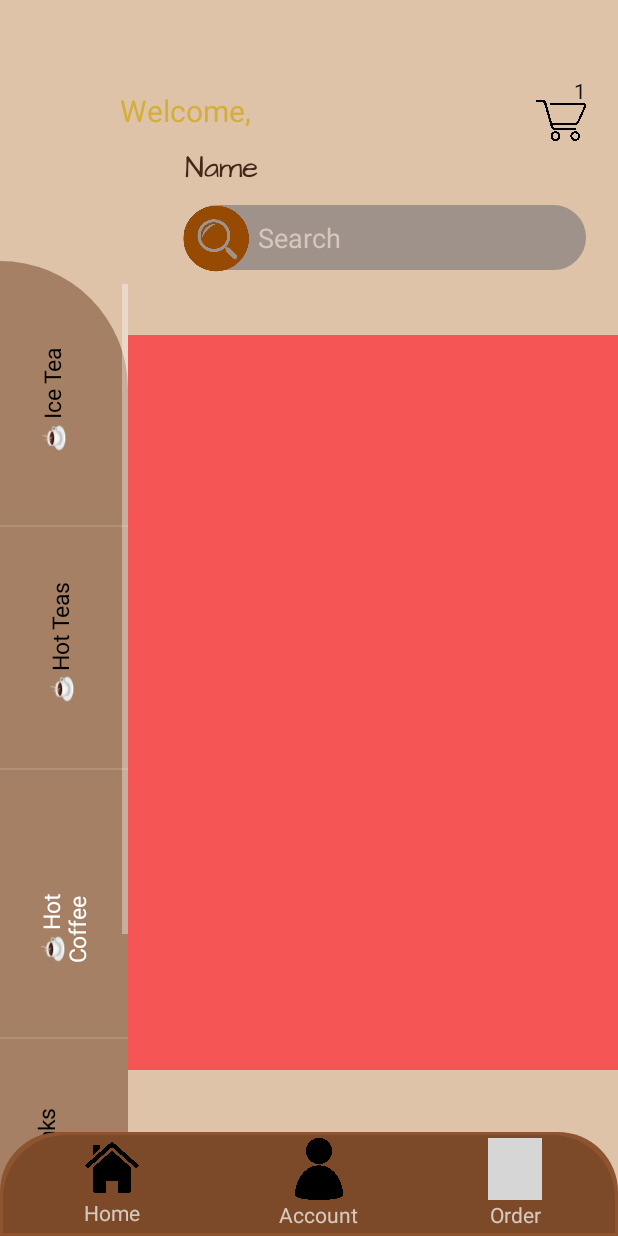
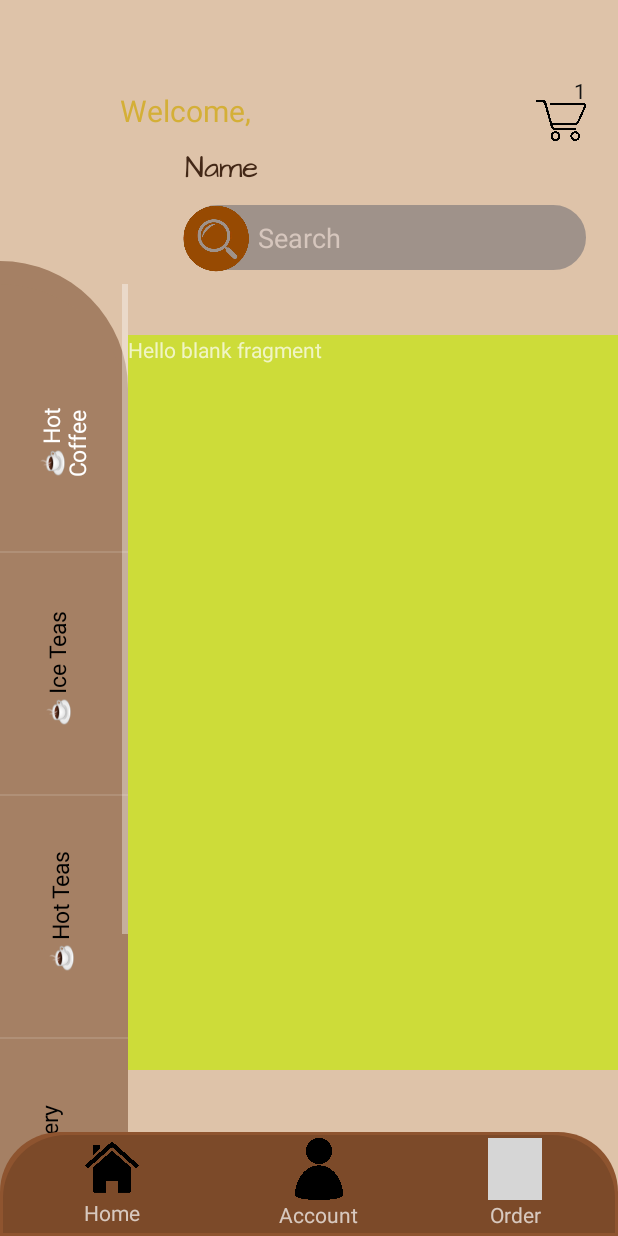
Before and after one commit to kilobyte1/byteDuo_Coffee_app, an Android app: the Menu screen opened directly, with no data from a screen before it, after a tap on an icon or button, on a phone screen of 412 x 824 dp. Run offline under Robolectric (Android 15) with nearby library versions, the phone set to English and light mode, and no system bars; Roboto replaces fonts that are not available here; 2 other taps on this screen came first; grey boxes are pictures that could not be loaded.

Commit message:
Changed layout to use fragment on the menu page.

```diff
--- /dev/null
+++ b/app/src/main/java/com/example/byteduo/HotCoffee.kt
@@ -0,0 +1,59 @@
+package com.example.byteduo
+
+import android.os.Bundle
+import androidx.fragment.app.Fragment
+import android.view.LayoutInflater
+import android.view.View
+import android.view.ViewGroup
+
+// TODO: Rename parameter arguments, choose names that match
+// the fragment initialization parameters, e.g. ARG_ITEM_NUMBER
+private const val ARG_PARAM1 = "param1"
+private const val ARG_PARAM2 = "param2"
+
+/**
+ * A simple [Fragment] subclass.
+ * Use the [HotCoffee.newInstance] factory method to
+ * create an instance of this fragment.
+ */
+class HotCoffee : Fragment() {
+    // TODO: Rename and change types of parameters
+    private var param1: String? = null
+    private var param2: String? = null
+
+    override fun onCreate(savedInstanceState: Bundle?) {
+        super.onCreate(savedInstanceState)
+        arguments?.let {
+            param1 = it.getString(ARG_PARAM1)
+            param2 = it.getString(ARG_PARAM2)
+        }
+    }
+
+    override fun onCreateView(
+        inflater: LayoutInflater, container: ViewGroup?,
+        savedInstanceState: Bundle?
+    ): View? {
+        // Inflate the layout for this fragment
+        return inflater.inflate(R.layout.fragment_hot_coffee, container, false)
+    }
+
+    companion object {
+        /**
+         * Use this factory method to create a new instance of
+         * this fragment using the provided parameters.
+         *
+         * @param param1 Parameter 1.
+         * @param param2 Parameter 2.
+         * @return A new instance of fragment HotCoffee.
+         */
+        // TODO: Rename and change types and number of parameters
+        @JvmStatic
+        fun newInstance(param1: String, param2: String) =
+            HotCoffee().apply {
+                arguments = Bundle().apply {
+                    putString(ARG_PARAM1, param1)
+                    putString(ARG_PARAM2, param2)
+                }
+            }
+    }
+}
--- /dev/null
+++ b/app/src/main/java/com/example/byteduo/HotTeas.kt
@@ -0,0 +1,59 @@
+package com.example.byteduo
+
+import android.os.Bundle
+import androidx.fragment.app.Fragment
+import android.view.LayoutInflater
+import android.view.View
+import android.view.ViewGroup
+
+// TODO: Rename parameter arguments, choose names that match
+// the fragment initialization parameters, e.g. ARG_ITEM_NUMBER
+private const val ARG_PARAM1 = "param1"
+private const val ARG_PARAM2 = "param2"
+
+/**
+ * A simple [Fragment] subclass.
+ * Use the [HotTeas.newInstance] factory method to
+ * create an instance of this fragment.
+ */
+class HotTeas : Fragment() {
+    // TODO: Rename and change types of parameters
+    private var param1: String? = null
+    private var param2: String? = null
+
+    override fun onCreate(savedInstanceState: Bundle?) {
+        super.onCreate(savedInstanceState)
+        arguments?.let {
+            param1 = it.getString(ARG_PARAM1)
+            param2 = it.getString(ARG_PARAM2)
+        }
+    }
+
+    override fun onCreateView(
+        inflater: LayoutInflater, container: ViewGroup?,
+        savedInstanceState: Bundle?
+    ): View? {
+        // Inflate the layout for this fragment
+        return inflater.inflate(R.layout.fragment_hot_teas, container, false)
+    }
+
+    companion object {
+        /**
+         * Use this factory method to create a new instance of
+         * this fragment using the provided parameters.
+         *
+         * @param param1 Parameter 1.
+         * @param param2 Parameter 2.
+         * @return A new instance of fragment HotTeas.
+         */
+        // TODO: Rename and change types and number of parameters
+        @JvmStatic
+        fun newInstance(param1: String, param2: String) =
+            HotTeas().apply {
+                arguments = Bundle().apply {
+                    putString(ARG_PARAM1, param1)
+                    putString(ARG_PARAM2, param2)
+                }
+            }
+    }
+}
--- a/app/src/main/java/com/example/byteduo/UI/Menu.kt
+++ b/app/src/main/java/com/example/byteduo/UI/Menu.kt
@@ -7,6 +7,11 @@ import android.view.inputmethod.InputMethodManager
 
 import android.widget.EditText
 import android.widget.ListView
+import com.example.byteduo.Bakery
+import com.example.byteduo.Drinks
+import com.example.byteduo.HotCoffee
+import com.example.byteduo.HotTeas
+import com.example.byteduo.IceTeas
 import com.example.byteduo.R
 import com.example.byteduo.adapter.MenuAdapter
 import com.example.byteduo.model.MenuItem
@@ -15,6 +20,14 @@ class Menu : AppCompatActivity() {
 
     private lateinit var menuListView: ListView
     private lateinit var menuAdapter: MenuAdapter
+
+    private val menuItems = listOf("Hot Coffee","Ice Teas","Hot Teas", "Bakery", "Drinks")
+    private val fragments = listOf(
+        HotCoffee(),
+        IceTeas(),
+        HotTeas(),
+        Bakery(),
+        Drinks())
 
     //creating initial menu items
     private val menuItemsList = mutableListOf<MenuItem>()
@@ -45,17 +58,14 @@ class Menu : AppCompatActivity() {
         setContentView(R.layout.activity_menu)
 
 
-        //get the search input
-        val editText = findViewById<EditText>(R.id.txtSearch)
-
         //get the list input
         menuListView = findViewById(R.id.menuListView)
 
         // Get menu items from a resource (replace with your own list)
-        val menuItems = resources.getStringArray(R.array.menu_items)
+        //val menuItems = resources.getStringArray(R.array.menu_items)
 
         // Create adapter and set it to the ListView
-        menuAdapter = MenuAdapter(this, menuItems.toList())
+        menuAdapter = MenuAdapter(this, menuItems)
         menuListView.adapter = menuAdapter
 
         // Set the initial selected position
@@ -65,13 +75,20 @@ class Menu : AppCompatActivity() {
         // Set up item click listener to handle item selection
         menuListView.setOnItemClickListener { _, _, position, _ ->
 
-            menuAdapter.setSelectedPosition(position)
+            onMenuItemClicked(position)
         }
 
+        // Display the default fragment (e.g., Hot Teas) when the activity starts
+            supportFragmentManager.beginTransaction()
+                .replace(R.id.fragmentContainer, fragments[2])
+                .commit()
+
+
+        //get the search input
+        val editText = findViewById<EditText>(R.id.txtSearch)
 
 
         //the search bar
-
         // Set an OnClickListener to enable focus when clicked
         editText.setOnClickListener {
             editText.isFocusableInTouchMode = true
@@ -80,5 +97,14 @@ class Menu : AppCompatActivity() {
             val imm = getSystemService(Context.INPUT_METHOD_SERVICE) as InputMethodManager
             imm.showSoftInput(editText, InputMethodManager.SHOW_IMPLICIT)
         }
+
+    }
+    private fun onMenuItemClicked(position: Int) {
+        // Replace the fragment container with the selected fragment
+        supportFragmentManager.beginTransaction()
+            .replace(R.id.fragmentContainer, fragments[position])
+            .commit()
+
+        menuAdapter.setSelectedPosition(position)
     }
 }
--- a/app/src/main/java/com/example/byteduo/adapter/MenuAdapter.kt
+++ b/app/src/main/java/com/example/byteduo/adapter/MenuAdapter.kt
@@ -42,8 +42,6 @@ class MenuAdapter(private val context: Menu, private val items: List<String>): B
         textView.text = bulletedText
         textView.textSize = 15f
 
-
-
         // Change text color based on selection
         if (position == selectedPosition) {
             textView.setTextColor(Color.WHITE)
@@ -51,9 +49,7 @@ class MenuAdapter(private val context: Menu, private val items: List<String>): B
             textView.setTextColor(Color.BLACK)
         }
 
-
         textView.rotation = -90f  // Text oriented upwards
-
 
         val params = LinearLayout.LayoutParams(
             ViewGroup.LayoutParams.WRAP_CONTENT,
--- a/app/src/main/res/layout/activity_menu.xml
+++ b/app/src/main/res/layout/activity_menu.xml
@@ -187,8 +187,8 @@
 
     </RelativeLayout>
 
-    <androidx.recyclerview.widget.RecyclerView
-        android:id="@+id/menuItemsRecyclerView"
+    <FrameLayout
+        android:id="@+id/fragmentContainer"
         android:layout_width="0dp"
         android:layout_height="490dp"
         android:background="#f55555"
--- /dev/null
+++ b/app/src/main/res/layout/fragment_hot_coffee.xml
@@ -0,0 +1,15 @@
+<?xml version="1.0" encoding="utf-8"?>
+<FrameLayout xmlns:android="http://schemas.android.com/apk/res/android"
+    xmlns:tools="http://schemas.android.com/tools"
+    android:layout_width="match_parent"
+    android:layout_height="match_parent"
+    android:background="#CDDC39"
+    tools:context=".HotCoffee">
+
+    <!-- TODO: Update blank fragment layout -->
+    <TextView
+        android:layout_width="match_parent"
+        android:layout_height="match_parent"
+        android:text="@string/hello_blank_fragment" />
+
+</FrameLayout>
--- a/app/src/main/res/values/arrays.xml
+++ /dev/null
@@ -1,13 +0,0 @@
-<?xml version="1.0" encoding="utf-8"?>
-
-<resources>
-    <string-array name="menu_items">
-
-        <item>Ice Tea</item>
-        <item>Hot Teas</item>
-        <item>Hot Coffee</item>
-        <item>Drinks</item>
-        <item>Bakery</item>
-
-    </string-array>
-</resources>
--- a/app/src/main/res/values/strings.xml
+++ b/app/src/main/res/values/strings.xml
@@ -1,5 +1,7 @@
- <resources>
+<resources>
     <string name="app_name">byteDuo</string>
-     <string name="app_logo">byteDuo</string>
+    <string name="app_logo">byteDuo</string>
+    <!-- TODO: Remove or change this placeholder text -->
+    <string name="hello_blank_fragment">Hello blank fragment</string>
 
 </resources>
```
Also changed, not shown: app/src/main/AndroidManifest.xml (+5 -3 lines), app/src/main/java/com/example/byteduo/Bakery.kt (added, +59 -0 lines), app/src/main/java/com/example/byteduo/Drinks.kt (added, +59 -0 lines), app/src/main/java/com/example/byteduo/IceTeas.kt (added, +59 -0 lines), app/src/main/res/layout/fragment_bakery.xml (added, +15 -0 lines), app/src/main/res/layout/fragment_drinks.xml (added, +15 -0 lines), app/src/main/res/layout/fragment_hot_teas.xml (added, +15 -0 lines), app/src/main/res/layout/fragment_ice_teas.xml (added, +15 -0 lines).
